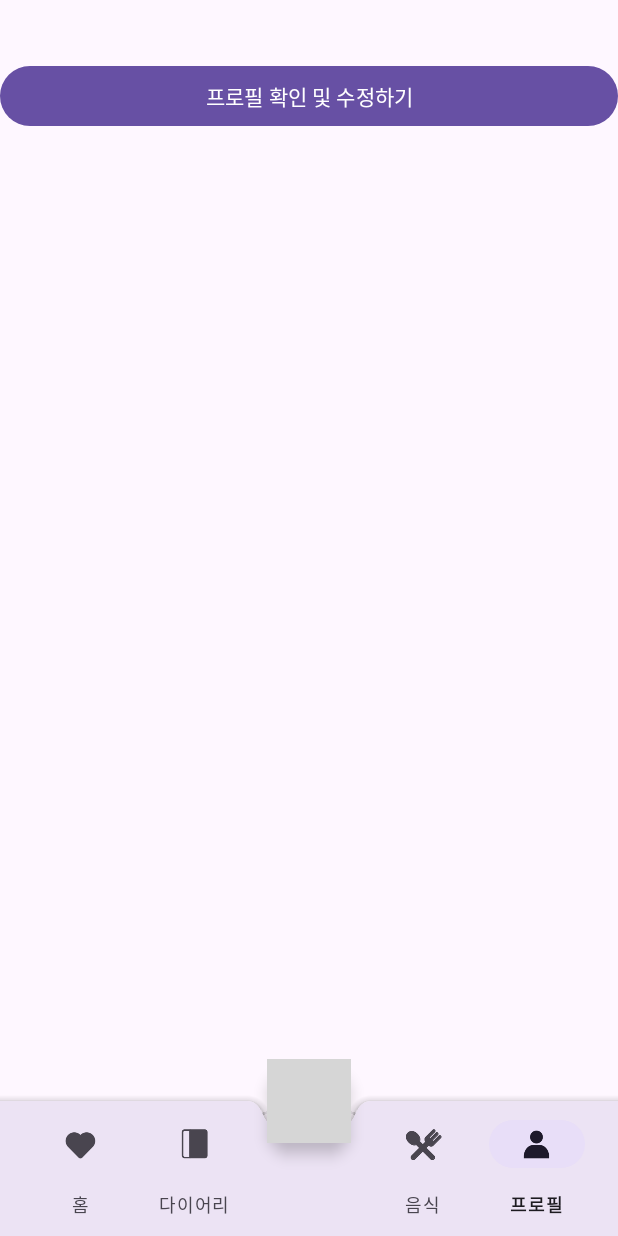
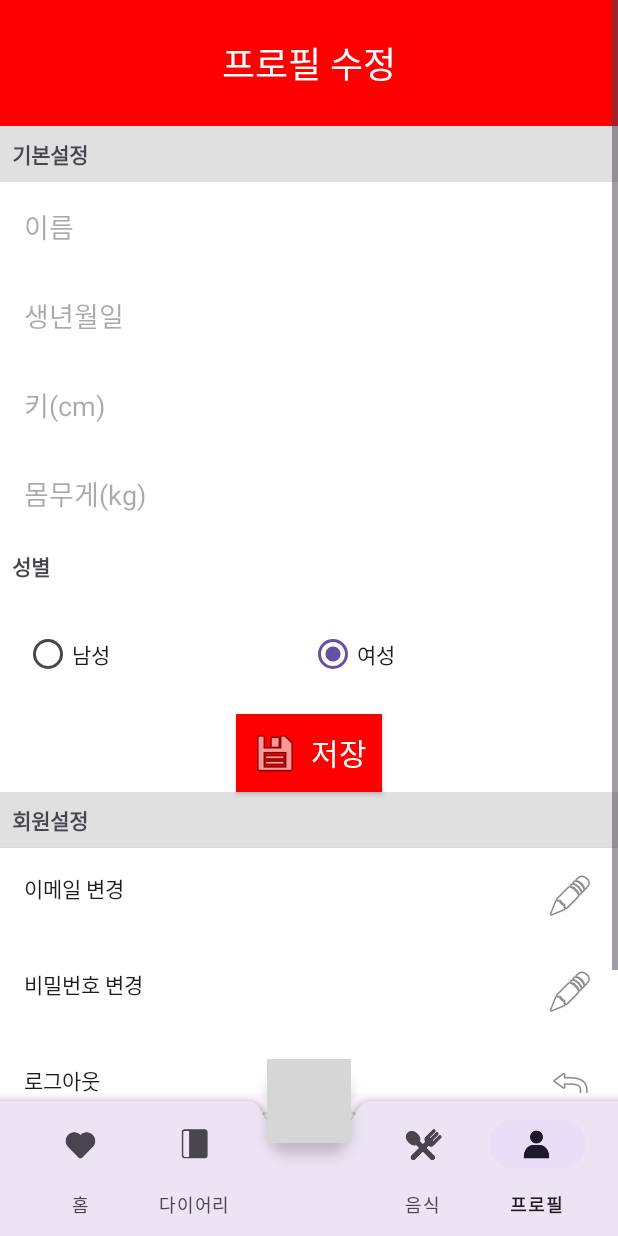
Before and after one commit to Kimyubin357/Diabetes_Management_App, an Android app: the screen it shows after launch once a user with an empty profile is signed in (MainActivity), item 5 of the bottom bar chosen, on a phone screen of 412 x 824 dp. Run offline under Robolectric (Android 15) with nearby library versions, the phone set to English and light mode, and no system bars; our stand-ins replace Firebase (no records; nobody signed in at launch, a user with empty details on screens opened directly); libraries missing offline, so code that uses them is left out: com.github.mikephil.charting, com.gun0912.tedpermission, org.pytorch, org.pytorch.torchvision; 4 statements that could not run were skipped; grey boxes are pictures that could not be loaded.

Commit message:
profile_update

```diff
--- a/app/src/main/java/com/cookandroid/login/Fragment/FragHotel.java
+++ b/app/src/main/java/com/cookandroid/login/Fragment/FragHotel.java
@@ -1,5 +1,6 @@
 package com.cookandroid.login.Fragment;
 
+import android.app.DatePickerDialog;
 import android.content.Intent;
 import android.os.Bundle;
 import android.util.Log;
@@ -7,18 +8,67 @@ import android.view.LayoutInflater;
 import android.view.View;
 import android.view.ViewGroup;
 import android.widget.Button;
+import android.widget.DatePicker;
+import android.widget.EditText;
+import android.widget.RadioButton;
+import android.widget.Toast;
 
 import androidx.annotation.NonNull;
 import androidx.annotation.Nullable;
 import androidx.fragment.app.Fragment;
 
+import com.cookandroid.login.MainActivity;
 import com.cookandroid.login.ModifyActivity;
 import com.cookandroid.login.R;
+import com.google.android.gms.tasks.OnFailureListener;
+import com.google.android.gms.tasks.OnSuccessListener;
+import com.google.firebase.auth.FirebaseAuth;
+import com.google.firebase.auth.FirebaseUser;
+import com.google.firebase.database.DataSnapshot;
+import com.google.firebase.database.DatabaseError;
+import com.google.firebase.database.DatabaseReference;
+import com.google.firebase.database.FirebaseDatabase;
+import com.google.firebase.database.ValueEventListener;
+
+import java.util.Calendar;
+import java.util.HashMap;
+import java.util.Map;
 
 public class FragHotel extends Fragment {
     private View view;
+    private FirebaseAuth mAuth;
+    private Button logout, member_out;
+    private DatabaseReference mDatabaseRef;
+    private EditText TextName;
+    private EditText TextBirthday;
+    private EditText TextHeight;
+    private EditText TextWeight;
+    private Button save;
+
+    private RadioButton Male, Female;
 
     private String TAG = "프래그먼트";
+
+    private void showDatePickerDialog() {
+        // 현재 날짜를 기본값으로 설정
+        final Calendar c = Calendar.getInstance();
+        int year = c.get(Calendar.YEAR);
+        int month = c.get(Calendar.MONTH);
+        int day = c.get(Calendar.DAY_OF_MONTH);
+        DatePickerDialog datePickerDialog = new DatePickerDialog(getContext(), android.R.style.Theme_Holo_Panel,
+                new DatePickerDialog.OnDateSetListener() {
+                    @Override
+                    public void onDateSet(DatePicker view, int year, int monthOfYear, int dayOfMonth) {
+                        // 사용자가 선택한 날짜를 EditText에 설정
+                        // 월 값은 0부터 시작하므로 +1 해줘야 함
+                        String selectedDate = year + "-" + (monthOfYear + 1) + "-" + dayOfMonth;
+                        TextBirthday.setText(selectedDate);
+                    }
+                }, year, month, day);
+
+        datePickerDialog.getWindow().setBackgroundDrawableResource(android.R.color.transparent);
+        datePickerDialog.show();
+    }
 
     @Nullable
     @Override
@@ -26,15 +76,87 @@ public class FragHotel extends Fragment {
         Log.i(TAG, "onCreateView");
         view = inflater.inflate(R.layout.frag_hotel, container, false);
 
-        Button modify = (Button) view.findViewById(R.id.modify_member);
-        modify.setOnClickListener(new View.OnClickListener() {
+        mAuth = FirebaseAuth.getInstance();
+        FirebaseUser firebaseUser = mAuth.getCurrentUser();
+        mDatabaseRef = FirebaseDatabase.getInstance().getReference("UserAccount").child(firebaseUser.getUid()).child("UserInformation");//사용자 정보의 접근하기 위해 DatabaseReferance 초기화
+
+
+        TextName = view.findViewById(R.id.editTextName);
+        TextBirthday = view.findViewById(R.id.editTextBirthday);
+        TextHeight = view.findViewById(R.id.editTextHeight);
+        TextWeight = view.findViewById(R.id.editTextWeight);//xml 버튼 연결
+
+        Male = view.findViewById(R.id.radioButtonMale);
+        Female = view.findViewById(R.id.radioButtonFemale);
+
+        save = (Button) view.findViewById(R.id.save);//버튼 연결
+
+        TextBirthday.setOnClickListener(new View.OnClickListener() {
             @Override
             public void onClick(View view) {
-                Intent intent = new Intent(getActivity(), ModifyActivity.class);
-                startActivity(intent);
+                showDatePickerDialog();
             }
         });
-        return view;
+        mDatabaseRef.addListenerForSingleValueEvent(new ValueEventListener() {
+            @Override
+            public void onDataChange(@NonNull DataSnapshot snapshot) {
+                String str_name = snapshot.child("name").getValue(String.class);
+                String str_date = snapshot.child("birthDate").getValue(String.class);
+                String str_weight = snapshot.child("weight").getValue(String.class);
+                String str_height = snapshot.child("height").getValue(String.class);
+                String str_gender = snapshot.child("gender").getValue(String.class);
+
+                TextName.setText(str_name);
+                TextBirthday.setText(str_date);
+                TextWeight.setText(str_weight);
+                TextHeight.setText(str_height);
+
+                if (str_gender.equals("남자")) {
+                    Male.setChecked(true);
+                } else {
+                    Female.setChecked(true);
+                }
+            }
+
+            @Override
+            public void onCancelled(@NonNull DatabaseError error) {
+                Toast.makeText(getActivity(), "회원정보가 없습니다.", Toast.LENGTH_SHORT).show();
+            }
+        });
+
+        save.setOnClickListener(new View.OnClickListener() {
+            @Override
+            public void onClick(View view) {
+                String update_name = TextName.getText().toString();
+                String update_date = TextBirthday.getText().toString();
+                String update_weight = TextWeight.getText().toString();
+                String update_height = TextHeight.getText().toString();
+                String update_gender;
+                if (Male.isChecked()) {
+                    update_gender = "남자";
+                } else {
+                    update_gender = "여자";
+                }
+
+                Map<String, Object> userUpdates = new HashMap<>();
+                userUpdates.put("name", update_name);
+                userUpdates.put("birthDate", update_date);
+                userUpdates.put("weight", update_weight);
+                userUpdates.put("height", update_height);
+                userUpdates.put("gender", update_gender);
+                mDatabaseRef.updateChildren(userUpdates).addOnSuccessListener(new OnSuccessListener<Void>() {
+                    @Override
+                    public void onSuccess(Void unused) {
+                        Toast.makeText(getActivity(), "업데이트 성공", Toast.LENGTH_SHORT).show();
+                    }
+                }).addOnFailureListener(new OnFailureListener() {
+                    @Override
+                    public void onFailure(@NonNull Exception e) {
+                        Toast.makeText(getActivity(), "업데이트 실패", Toast.LENGTH_SHORT).show();
+                    }
+                });
+            }
+        });
+        return view; // onCreateView 메서드에서 뷰 반환
     }
-
 }
--- a/app/src/main/res/layout/frag_hotel.xml
+++ b/app/src/main/res/layout/frag_hotel.xml
@@ -1,15 +1,169 @@
 <?xml version="1.0" encoding="utf-8"?>
-<LinearLayout
-    xmlns:android="http://schemas.android.com/apk/res/android"
-    xmlns:app="http://schemas.android.com/apk/res-auto"
+<ScrollView xmlns:android="http://schemas.android.com/apk/res/android"
+    xmlns:tools="http://schemas.android.com/tools"
     android:layout_width="match_parent"
-    android:layout_height="match_parent">
+    android:layout_height="match_parent"
+    android:layout_marginBottom="95dp"
+    android:fillViewport="true"
+    tools:context=".ModifyActivity">
+<LinearLayout xmlns:android="http://schemas.android.com/apk/res/android"
+    xmlns:tools="http://schemas.android.com/tools"
+    android:layout_width="match_parent"
+    android:layout_height="match_parent"
+    android:orientation="vertical"
+    android:background="#FFFFFF"
+    tools:context=".ModifyActivity">
 
-    <Button
+    <LinearLayout
         android:layout_width="match_parent"
         android:layout_height="wrap_content"
-        android:layout_marginTop="40dp"
-        android:id="@+id/modify_member"
-        android:text="프로필 확인 및 수정하기"/>
+        android:orientation="vertical"
+        android:background="#FF0000"
+        android:padding="16dp">
+
+        <TextView
+            android:layout_width="match_parent"
+            android:layout_height="wrap_content"
+            android:text="프로필 수정"
+            android:textSize="24sp"
+            android:textColor="#FFFFFF"
+            android:gravity="center"
+            android:padding="8dp" />
+    </LinearLayout>
+
+    <TextView
+        android:layout_width="match_parent"
+        android:layout_height="wrap_content"
+        android:text="기본설정"
+        android:background="#E0E0E0"
+        android:padding="8dp"
+        android:textStyle="bold" />
+
+    <EditText
+        android:id="@+id/editTextName"
+        android:layout_width="match_parent"
+        android:layout_height="wrap_content"
+        android:hint="이름"
+        android:padding="16dp"
+        android:background="#FFFFFF" />
+
+    <EditText
+        android:id="@+id/editTextBirthday"
+        android:layout_width="match_parent"
+        android:layout_height="wrap_content"
+        android:hint="생년월일"
+        android:focusable="false"
+        android:padding="16dp"
+        android:background="#FFFFFF" />
+
+    <EditText
+        android:id="@+id/editTextHeight"
+        android:layout_width="match_parent"
+        android:layout_height="wrap_content"
+        android:hint="키(cm)"
+        android:inputType="numberDecimal"
+        android:padding="16dp"
+        android:background="#FFFFFF" />
+
+    <EditText
+        android:id="@+id/editTextWeight"
+        android:layout_width="match_parent"
+        android:layout_height="wrap_content"
+        android:hint="몸무게(kg)"
+        android:inputType="numberDecimal"
+        android:padding="16dp"
+        android:background="#FFFFFF" />
+
+    <TextView
+        android:layout_width="match_parent"
+        android:layout_height="wrap_content"
+        android:text="성별"
+        android:padding="8dp"
+        android:textStyle="bold" />
+
+    <RadioGroup
+        android:id="@+id/radioGroupGender"
+        android:layout_width="match_parent"
+        android:layout_height="wrap_content"
+        android:orientation="horizontal"
+        android:padding="16dp">
+
+        <RadioButton
+            android:id="@+id/radioButtonMale"
+            android:layout_width="0dp"
+            android:layout_height="wrap_content"
+            android:layout_weight="1"
+            android:text="남성" />
+
+        <RadioButton
+            android:id="@+id/radioButtonFemale"
+            android:layout_width="0dp"
+            android:layout_height="wrap_content"
+            android:layout_weight="1"
+            android:text="여성" />
+    </RadioGroup>
+
+    <android.widget.Button
+        android:id="@+id/save"
+        android:layout_width="wrap_content"
+        android:layout_height="wrap_content"
+        android:text="저장"
+        android:textSize="20sp"
+        android:layout_gravity="center"
+        android:background="#FF0000"
+        android:textColor="#FFFFFF"
+        android:padding="10dp"
+        android:drawablePadding="8dp"
+        android:gravity="center"
+        android:drawableLeft="@android:drawable/ic_menu_save" />
+    <TextView
+        android:layout_width="match_parent"
+        android:layout_height="wrap_content"
+        android:text="회원설정"
+        android:background="#E0E0E0"
+        android:padding="8dp"
+        android:textStyle="bold" />
+
+    <android.widget.Button
+        android:id="@+id/email_chan"
+        android:layout_width="match_parent"
+        android:layout_height="wrap_content"
+        android:text="이메일 변경"
+        android:background="#FFFFFF"
+        android:padding="16dp"
+        android:gravity="start"
+        android:drawableEnd="@android:drawable/ic_menu_edit" />
+
+    <android.widget.Button
+        android:id="@+id/pass_chan"
+        android:layout_width="match_parent"
+        android:layout_height="wrap_content"
+        android:text="비밀번호 변경"
+        android:background="#FFFFFF"
+        android:padding="16dp"
+        android:gravity="start"
+        android:drawableEnd="@android:drawable/ic_menu_edit" />
+
+    <android.widget.Button
+        android:id="@+id/logout"
+        android:layout_width="match_parent"
+        android:layout_height="wrap_content"
+        android:text="로그아웃"
+        android:background="#FFFFFF"
+        android:padding="16dp"
+        android:gravity="start"
+        android:drawableEnd="@android:drawable/ic_menu_revert" />
+
+    <android.widget.Button
+        android:id="@+id/member_out"
+        android:layout_width="match_parent"
+        android:layout_height="wrap_content"
+        android:text="회원탈퇴"
+        android:background="#FFFFFF"
+        android:padding="16dp"
+        android:gravity="start"
+        android:drawableEnd="@android:drawable/ic_menu_delete" />
+
 
 </LinearLayout>
+</ScrollView>
```
